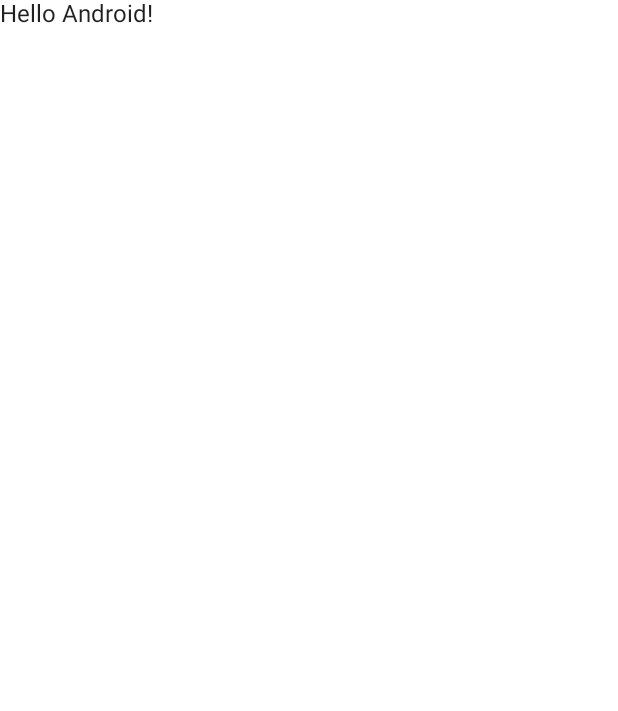
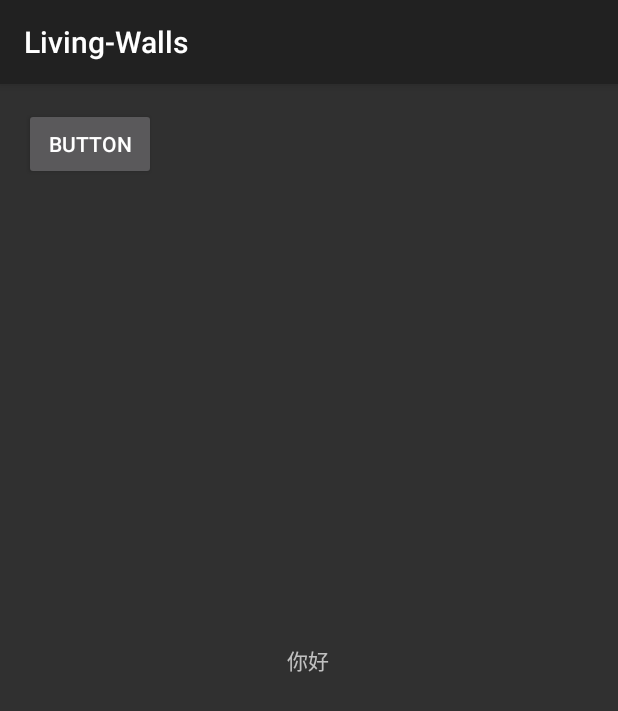
Before and after one commit to chenminglin/Living-Walls, an Android app: the screen it shows after launch (MainActivity), on a phone screen of 412 x 824 dp. Before the commit the part shown is almost empty. Shown: the top 711 px of the screen. Run offline under Robolectric (Android 15) with nearby library versions, the phone set to English and light mode, and no system bars.

```diff
--- a/app/src/main/java/com/bethena/living_walls/MainActivity.kt
+++ /dev/null
@@ -1,43 +0,0 @@
-package com.bethena.living_walls
-
-import android.os.Bundle
-import androidx.activity.ComponentActivity
-import androidx.activity.compose.setContent
-import androidx.compose.foundation.layout.fillMaxSize
-import androidx.compose.material.MaterialTheme
-import androidx.compose.material.Surface
-import androidx.compose.material.Text
-import androidx.compose.runtime.Composable
-import androidx.compose.ui.Modifier
-import androidx.compose.ui.tooling.preview.Preview
-import com.bethena.living_walls.ui.theme.LivingWallsTheme
-
-class MainActivity : ComponentActivity() {
-    override fun onCreate(savedInstanceState: Bundle?) {
-        super.onCreate(savedInstanceState)
-        setContent {
-            LivingWallsTheme {
-                // A surface container using the 'background' color from the theme
-                Surface(
-                    modifier = Modifier.fillMaxSize(),
-                    color = MaterialTheme.colors.background
-                ) {
-                    Greeting("Android")
-                }
-            }
-        }
-    }
-}
-
-@Composable
-fun Greeting(name: String) {
-    Text(text = "Hello $name!")
-}
-
-@Preview(showBackground = true)
-@Composable
-fun DefaultPreview() {
-    LivingWallsTheme {
-        Greeting("Android")
-    }
-}
--- /dev/null
+++ b/app/src/main/java/com/bethena/living_walls/ui/MainActivity.kt
@@ -0,0 +1,25 @@
+package com.bethena.living_walls.ui
+
+import android.app.WallpaperManager
+import android.content.ComponentName
+import android.content.Intent
+import android.os.Bundle
+import android.view.View
+import androidx.appcompat.app.AppCompatActivity
+import com.bethena.living_walls.R
+import com.bethena.living_walls.service.LivingWallsService
+
+class MainActivity : AppCompatActivity() {
+    override fun onCreate(savedInstanceState: Bundle?) {
+        super.onCreate(savedInstanceState)
+        setContentView(R.layout.activity_main)
+
+        findViewById<View>(R.id.button).setOnClickListener {
+            val intent: Intent = Intent(WallpaperManager.ACTION_CHANGE_LIVE_WALLPAPER).putExtra(
+                WallpaperManager.EXTRA_LIVE_WALLPAPER_COMPONENT,
+                ComponentName(this, LivingWallsService::class.java)
+            )
+            startActivity(intent)
+        }
+    }
+}
--- a/app/src/main/java/com/bethena/living_walls/ui/theme/Color.kt
+++ /dev/null
@@ -1,8 +0,0 @@
-package com.bethena.living_walls.ui.theme
-
-import androidx.compose.ui.graphics.Color
-
-val Purple200 = Color(0xFFBB86FC)
-val Purple500 = Color(0xFF6200EE)
-val Purple700 = Color(0xFF3700B3)
-val Teal200 = Color(0xFF03DAC5)
--- a/app/src/main/java/com/bethena/living_walls/ui/theme/Shape.kt
+++ /dev/null
@@ -1,11 +0,0 @@
-package com.bethena.living_walls.ui.theme
-
-import androidx.compose.foundation.shape.RoundedCornerShape
-import androidx.compose.material.Shapes
-import androidx.compose.ui.unit.dp
-
-val Shapes = Shapes(
-    small = RoundedCornerShape(4.dp),
-    medium = RoundedCornerShape(4.dp),
-    large = RoundedCornerShape(0.dp)
-)
--- a/app/src/main/java/com/bethena/living_walls/ui/theme/Theme.kt
+++ /dev/null
@@ -1,44 +0,0 @@
-package com.bethena.living_walls.ui.theme
-
-import androidx.compose.foundation.isSystemInDarkTheme
-import androidx.compose.material.MaterialTheme
-import androidx.compose.material.darkColors
-import androidx.compose.material.lightColors
-import androidx.compose.runtime.Composable
-
-private val DarkColorPalette = darkColors(
-    primary = Purple200,
-    primaryVariant = Purple700,
-    secondary = Teal200
-)
-
-private val LightColorPalette = lightColors(
-    primary = Purple500,
-    primaryVariant = Purple700,
-    secondary = Teal200
-
-    /* Other default colors to override
-    background = Color.White,
-    surface = Color.White,
-    onPrimary = Color.White,
-    onSecondary = Color.Black,
-    onBackground = Color.Black,
-    onSurface = Color.Black,
-    */
-)
-
-@Composable
-fun LivingWallsTheme(darkTheme: Boolean = isSystemInDarkTheme(), content: @Composable () -> Unit) {
-    val colors = if (darkTheme) {
-        DarkColorPalette
-    } else {
-        LightColorPalette
-    }
-
-    MaterialTheme(
-        colors = colors,
-        typography = Typography,
-        shapes = Shapes,
-        content = content
-    )
-}
--- a/app/src/main/java/com/bethena/living_walls/ui/theme/Type.kt
+++ /dev/null
@@ -1,28 +0,0 @@
-package com.bethena.living_walls.ui.theme
-
-import androidx.compose.material.Typography
-import androidx.compose.ui.text.TextStyle
-import androidx.compose.ui.text.font.FontFamily
-import androidx.compose.ui.text.font.FontWeight
-import androidx.compose.ui.unit.sp
-
-// Set of Material typography styles to start with
-val Typography = Typography(
-    body1 = TextStyle(
-        fontFamily = FontFamily.Default,
-        fontWeight = FontWeight.Normal,
-        fontSize = 16.sp
-    )
-    /* Other default text styles to override
-    button = TextStyle(
-        fontFamily = FontFamily.Default,
-        fontWeight = FontWeight.W500,
-        fontSize = 14.sp
-    ),
-    caption = TextStyle(
-        fontFamily = FontFamily.Default,
-        fontWeight = FontWeight.Normal,
-        fontSize = 12.sp
-    )
-    */
-)
--- /dev/null
+++ b/app/src/main/res/layout/activity_main.xml
@@ -0,0 +1,32 @@
+<?xml version="1.0" encoding="utf-8"?>
+<androidx.constraintlayout.widget.ConstraintLayout xmlns:android="http://schemas.android.com/apk/res/android"
+    xmlns:app="http://schemas.android.com/apk/res-auto"
+    xmlns:tools="http://schemas.android.com/tools"
+    android:layout_width="match_parent"
+    android:layout_height="match_parent"
+    tools:context=".ui.MainActivity">
+
+    <TextView
+        android:id="@+id/textView"
+        android:layout_width="wrap_content"
+        android:layout_height="wrap_content"
+        android:text="你好"
+        app:layout_constraintBottom_toBottomOf="parent"
+        app:layout_constraintEnd_toEndOf="parent"
+        app:layout_constraintHorizontal_bias="0.498"
+        app:layout_constraintStart_toStartOf="parent"
+        app:layout_constraintTop_toTopOf="parent" />
+
+    <Button
+        android:id="@+id/button"
+        android:layout_width="wrap_content"
+        android:layout_height="wrap_content"
+        android:layout_marginStart="16dp"
+        android:layout_marginTop="16dp"
+        android:text="Button"
+
+        app:layout_constraintStart_toStartOf="parent"
+        app:layout_constraintTop_toTopOf="parent" />
+
+
+</androidx.constraintlayout.widget.ConstraintLayout>
--- a/app/src/main/res/values/themes.xml
+++ b/app/src/main/res/values/themes.xml
@@ -1,7 +1,6 @@
 <?xml version="1.0" encoding="utf-8"?>
 <resources>
-
-    <style name="Theme.LivingWalls" parent="android:Theme.Material.Light.NoActionBar">
+    <style name="Theme.LivingWalls" parent="Theme.AppCompat">
         <item name="android:statusBarColor">@color/purple_700</item>
     </style>
 </resources>
--- /dev/null
+++ b/app/src/main/res/xml/live_wallpaper.xml
@@ -0,0 +1,5 @@
+<?xml version="1.0" encoding="utf-8"?>
+<wallpaper xmlns:android="http://schemas.android.com/apk/res/android"
+    android:settingsActivity="com.bethena.living_walls.ui.LivingWallsConfigActivity"
+    android:thumbnail="@mipmap/ic_launcher"
+    android:description="@string/app_name" />
```
Also changed, not shown: app/build.gradle (+3 -6 lines), app/src/main/AndroidManifest.xml (+37 -10 lines), app/src/main/java/com/bethena/living_walls/log/LogUtils.kt (added, +14 -0 lines), app/src/main/java/com/bethena/living_walls/service/LivingWallsService.kt (added, +126 -0 lines), app/src/main/java/com/bethena/living_walls/ui/LivingWallsConfigActivity.kt (added, +14 -0 lines), app/src/main/res/layout/activity_living_walls_config.xml (added, +19 -0 lines), settings.gradle (+8 -0 lines), 1 other file.
